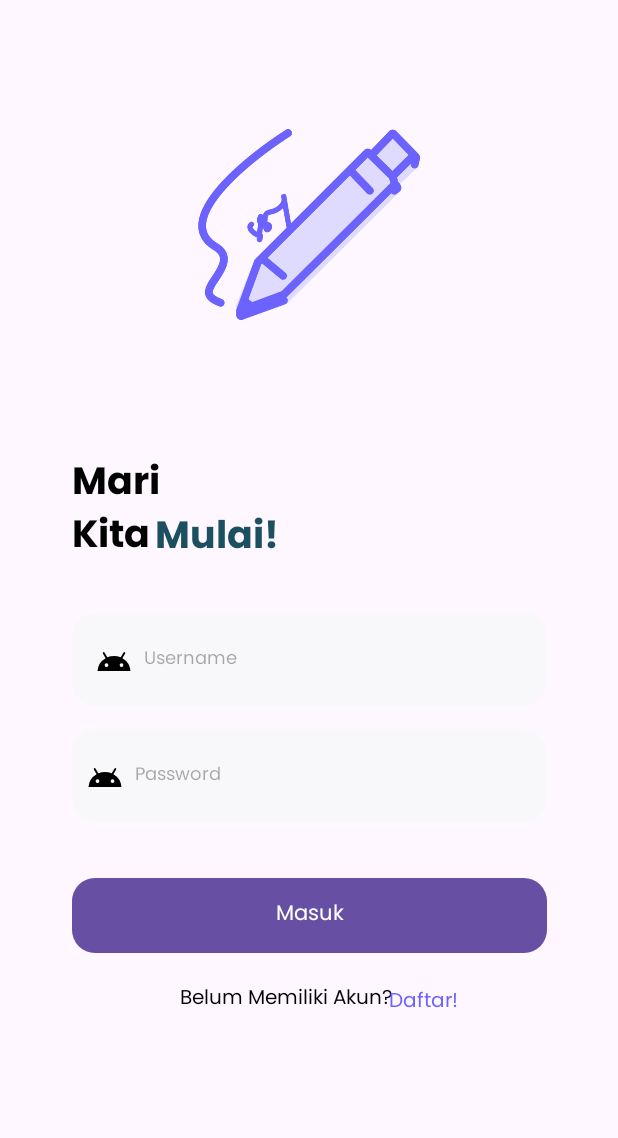
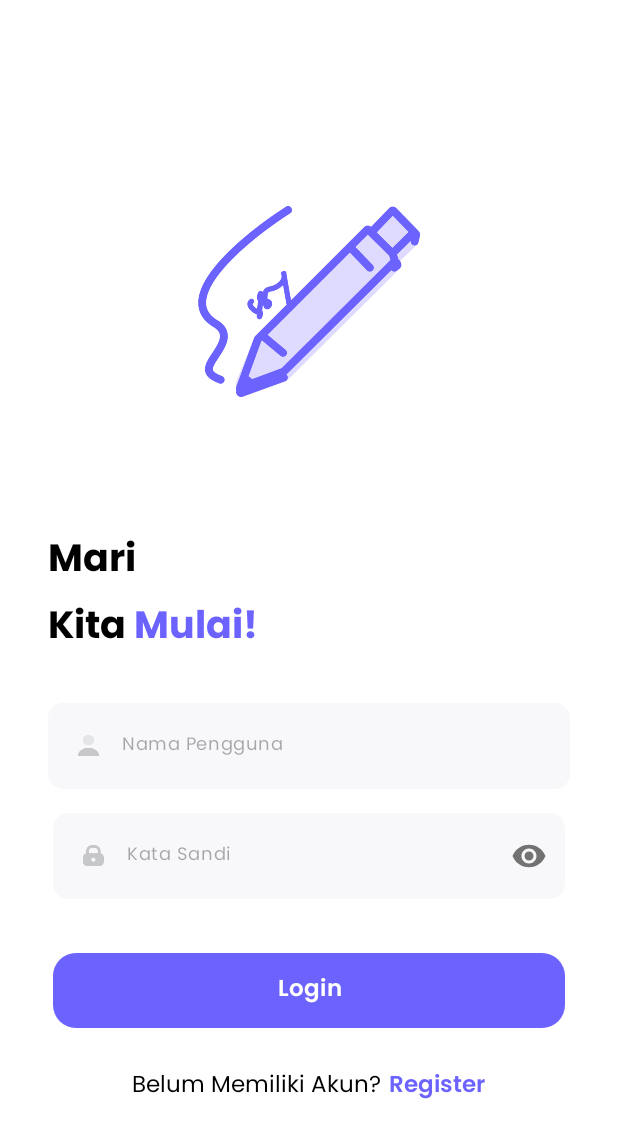
Before and after one commit to C241-PS117/mobile-development, an Android app built with Jetpack Compose: the LoginActivity screen opened directly, with no data from a screen before it, on a phone screen of 412 x 824 dp. Shown: the top 1138 px of the screen. Run offline under Robolectric (Android 15) with nearby library versions, the phone set to English and light mode, and no system bars.

Commit message:
update ui login

```diff
--- /dev/null
+++ b/app/src/main/java/com/example/essy/custom_component/EditTextPassword.kt
@@ -0,0 +1,46 @@
+package com.example.storyapps.custom_component
+
+import android.content.Context
+import android.text.Editable
+import android.text.TextWatcher
+import android.util.AttributeSet
+import androidx.appcompat.widget.AppCompatEditText
+
+class EditTextPassword : AppCompatEditText {
+
+    constructor(context: Context) : super(context) {
+        init()
+    }
+
+    constructor(context: Context, attrs: AttributeSet?) : super(context, attrs) {
+        init()
+    }
+
+    constructor(context: Context, attrs: AttributeSet?, defStyleAttr: Int) : super(context, attrs, defStyleAttr) {
+        init()
+    }
+
+    private fun init() {
+        addTextChangedListener(object : TextWatcher {
+            override fun beforeTextChanged(s: CharSequence?, start: Int, count: Int, after: Int) {
+                // No implementation needed
+            }
+
+            override fun onTextChanged(s: CharSequence?, start: Int, before: Int, count: Int) {
+                // No implementation needed
+            }
+
+            override fun afterTextChanged(s: Editable?) {
+                validatePassword(s.toString())
+            }
+        })
+    }
+
+    private fun validatePassword(password: String) {
+        if (password.length < 8) {
+            error = "Password must be at least 8 characters long"
+        } else {
+            error = null
+        }
+    }
+}
--- a/app/src/main/res/drawable/ic_android_black_24dp.xml
+++ /dev/null
@@ -1,5 +0,0 @@
-<vector xmlns:android="http://schemas.android.com/apk/res/android" android:height="24dp" android:tint="#000000" android:viewportHeight="24" android:viewportWidth="24" android:width="24dp">
-
-    <path android:fillColor="#FF000000" android:pathData="M17.6,11.48 L19.44,8.3a0.63,0.63 0,0 0,-1.09 -0.63l-1.88,3.24a11.43,11.43 0,0 0,-8.94 0L5.65,7.67a0.63,0.63 0,0 0,-1.09 0.63L6.4,11.48A10.81,10.81 0,0 0,1 20L23,20A10.81,10.81 0,0 0,17.6 11.48ZM7,17.25A1.25,1.25 0,1 1,8.25 16,1.25 1.25,0 0,1 7,17.25ZM17,17.25A1.25,1.25 0,1 1,18.25 16,1.25 1.25,0 0,1 17,17.25Z"/>
-
-</vector>
--- /dev/null
+++ b/app/src/main/res/drawable/ic_email.xml
@@ -0,0 +1,5 @@
+<?xml version="1.0" encoding="utf-8"?>
+<layer-list xmlns:android="http://schemas.android.com/apk/res/android">
+    <item android:width="14dp" android:height="14dp"
+        android:drawable="@drawable/icon_email" />
+</layer-list>
--- /dev/null
+++ b/app/src/main/res/drawable/ic_password.xml
@@ -0,0 +1,5 @@
+<?xml version="1.0" encoding="utf-8"?>
+<layer-list xmlns:android="http://schemas.android.com/apk/res/android">
+    <item android:width="14dp" android:height="14dp"
+        android:drawable="@drawable/icon_lock" />
+</layer-list>
--- /dev/null
+++ b/app/src/main/res/drawable/ic_username.xml
@@ -0,0 +1,5 @@
+<?xml version="1.0" encoding="utf-8"?>
+<layer-list xmlns:android="http://schemas.android.com/apk/res/android">
+    <item android:width="14dp" android:height="14dp"
+        android:drawable="@drawable/icon_user" />
+</layer-list>
--- a/app/src/main/res/drawable/rounded_button.xml
+++ b/app/src/main/res/drawable/rounded_button.xml
@@ -1,5 +1,5 @@
 <shape xmlns:android="http://schemas.android.com/apk/res/android"
     android:shape="rectangle">
-    <solid android:color="#6C63FF" />
+    <solid android:color="@color/purple" />
     <corners android:radius="15dp" />
 </shape>
--- /dev/null
+++ b/app/src/main/res/drawable/shape_rounded_10.xml
@@ -0,0 +1,9 @@
+<?xml version="1.0" encoding="utf-8"?>
+<shape xmlns:android="http://schemas.android.com/apk/res/android">
+    <solid android:color="@color/grey"/>
+    <corners
+        android:topRightRadius="10dp"
+        android:topLeftRadius="10dp"
+        android:bottomRightRadius="10dp"
+        android:bottomLeftRadius="10dp" />
+</shape>
--- /dev/null
+++ b/app/src/main/res/drawable/shape_rounded_15.xml
@@ -0,0 +1,9 @@
+<?xml version="1.0" encoding="utf-8"?>
+<shape xmlns:android="http://schemas.android.com/apk/res/android">
+    <solid android:color="@color/white"/>
+    <corners
+        android:topRightRadius="15dp"
+        android:topLeftRadius="15dp"
+        android:bottomRightRadius="15dp"
+        android:bottomLeftRadius="15dp" />
+</shape>
--- /dev/null
+++ b/app/src/main/res/drawable/shape_rounded_30.xml
@@ -0,0 +1,9 @@
+<?xml version="1.0" encoding="utf-8"?>
+<shape xmlns:android="http://schemas.android.com/apk/res/android">
+    <solid android:color="@color/white"/>
+    <corners
+        android:topRightRadius="30dp"
+        android:topLeftRadius="30dp"
+        android:bottomRightRadius="30dp"
+        android:bottomLeftRadius="30dp" />
+</shape>
--- /dev/null
+++ b/app/src/main/res/drawable/shape_rounded_50.xml
@@ -0,0 +1,9 @@
+<?xml version="1.0" encoding="utf-8"?>
+<shape xmlns:android="http://schemas.android.com/apk/res/android">
+    <solid android:color="#60FFFFFF"/>
+    <corners
+        android:topRightRadius="50dp"
+        android:topLeftRadius="50dp"
+        android:bottomRightRadius="0dp"
+        android:bottomLeftRadius="0dp" />
+</shape>
--- a/app/src/main/res/layout/activity_login.xml
+++ b/app/src/main/res/layout/activity_login.xml
@@ -2,125 +2,164 @@
     xmlns:tools="http://schemas.android.com/tools"
     android:layout_width="match_parent"
     android:layout_height="match_parent"
-    android:padding="16dp"
+    xmlns:app="http://schemas.android.com/apk/res-auto"
+    android:background="@color/white"
     tools:context=".ui.LoginActivity">
 
-    <!-- Logo -->
     <ImageView
         android:id="@+id/logo"
         android:layout_width="148dp"
         android:layout_height="127dp"
+        android:layout_marginTop="137dp"
         android:layout_centerHorizontal="true"
         android:src="@drawable/ic_logo_essy"
-        android:layout_marginTop="70dp"
         />
-
-    <!-- Mulai TextView -->
 
     <TextView
         android:id="@+id/start_text"
         android:layout_width="wrap_content"
         android:layout_height="wrap_content"
         android:layout_below="@id/logo"
-        android:layout_alignParentStart="true"
         android:layout_marginLeft="32dp"
         android:layout_marginTop="87dp"
         android:fontFamily="@font/poppinsbold"
-        android:text="Mari\nKita"
-        android:textColor="@android:color/black"
+        android:text="Mari"
+        android:textColor="@color/black"
+        android:textSize="25sp"/>
+
+    <LinearLayout
+        android:id="@+id/layout_start_text2"
+        android:layout_width="wrap_content"
+        android:layout_height="wrap_content"
+        android:layout_below="@+id/start_text"
+        android:layout_marginStart="32dp"
+        android:orientation="horizontal">
+        <TextView
+            android:layout_width="wrap_content"
+            android:layout_height="wrap_content"
+            android:text="Kita"
+            android:textColor="@color/black"
+            android:fontFamily="@font/poppinsbold"
             android:textSize="25sp"
-        android:textStyle="bold" />
-
+            />
         <TextView
             android:id="@+id/start_text2"
             android:layout_width="wrap_content"
             android:layout_height="wrap_content"
-        android:layout_below="@id/start_text"
-        android:layout_alignStart="@id/start_text"
-        android:layout_marginStart="55dp"
-        android:layout_marginTop="-44dp"
             android:fontFamily="@font/poppinsbold"
+            android:layout_marginStart="5dp"
             android:text="Mulai!"
-        android:textColor="#1C5061"
-        android:textSize="25sp"
-        android:textStyle="bold" />
+            android:textColor="@color/purple"
+            android:textSize="25sp"/>
+    </LinearLayout>
 
-    <EditText
-        android:id="@+id/username"
+    <com.google.android.material.textfield.TextInputLayout
+        android:id="@+id/layout_etEmail"
         android:layout_width="match_parent"
-        android:layout_height="62dp"
-        android:layout_below="@id/start_text"
-        android:layout_marginTop="28dp"
-        android:background="@drawable/rounded_border"
-        android:backgroundTint="#F8F8FA"
-        android:drawableStart="@drawable/ic_android_black_24dp"
-        android:drawablePadding="8dp"
+        android:layout_height="wrap_content"
+        app:hintEnabled="false"
+        android:layout_below="@id/layout_start_text2"
+        android:layout_marginTop="27dp"
+        >
+
+        <com.google.android.material.textfield.TextInputEditText
+            android:id="@+id/et_username"
+            android:layout_width="match_parent"
+            android:layout_height="57dp"
+            android:layout_marginStart="32dp"
+            android:layout_marginEnd="32dp"
+            android:layout_below="@id/layout_start_text2"
+            android:background="@drawable/shape_rounded_10"
+            android:drawableStart="@drawable/ic_username"
+            android:paddingStart="20dp"
+            android:drawablePadding="15dp"
+            android:textSize="12sp"
+            android:hint="Nama Pengguna"
+            android:textColor="@color/black"
+            app:backgroundTint="@color/grey"
             android:fontFamily="@font/poppinsregular"
-        android:layout_marginLeft="32dp"
-        android:layout_marginRight="31dp"
-        android:hint="Username"
-        android:textSize="12dp"
-        android:paddingStart="16dp"
-        android:paddingEnd="16dp" />
+            android:ems="10"
+            android:inputType="textEmailAddress"
+            tools:ignore="SpeakableTextPresentCheck"
+            />
 
-    <EditText
-        android:id="@+id/password"
+    </com.google.android.material.textfield.TextInputLayout>
+
+    <com.google.android.material.textfield.TextInputLayout
+        android:id="@+id/layout_etPassword"
+        android:layout_below="@id/layout_etEmail"
         android:layout_width="match_parent"
-        android:layout_height="62dp"
-        android:layout_below="@id/username"
-        android:layout_marginTop="15dp"
-        android:background="@drawable/rounded_border"
-        android:backgroundTint="#F8F8FA"
-        android:drawableStart="@drawable/ic_android_black_24dp"
-        android:drawablePadding="8dp"
+        android:layout_height="wrap_content"
+        app:passwordToggleEnabled="true"
+        app:hintEnabled="false"
+        android:layout_marginTop="16dp"
+        >
+        <com.example.storyapps.custom_component.EditTextPassword
+            android:id="@+id/et_password"
+            android:layout_below="@id/et_username"
+            android:layout_width="match_parent"
+            android:layout_height="57dp"
+            android:layout_marginStart="35dp"
+            android:layout_marginEnd="35dp"
+            android:background="@drawable/shape_rounded_10"
+            android:drawableStart="@drawable/ic_password"
+            android:paddingStart="20dp"
+            android:textColor="@color/black"
+            android:drawablePadding="15dp"
+            android:textSize="12sp"
+            android:hint="Kata Sandi"
+            android:ems="10"
             android:fontFamily="@font/poppinsregular"
-        android:hint="Password"
-        android:textSize="12dp"
-        android:layout_marginLeft="32dp"
-        android:layout_marginRight="31dp"
             android:inputType="textPassword"
-        android:padding="10dp" />
+            tools:ignore="SpeakableTextPresentCheck"
+            />
+
+    </com.google.android.material.textfield.TextInputLayout>
 
     <Button
-        android:id="@+id/login_button"
+        android:id="@+id/btn_login"
         android:layout_width="match_parent"
         android:layout_height="50dp"
-        android:layout_below="@id/password"
-        android:layout_marginTop="37dp"
-        android:background="@drawable/rounded_button"
-        android:backgroundTint="#6C63FF"
-        android:layout_marginLeft="32dp"
-        android:layout_marginRight="31dp"
-        android:textColor="@android:color/white"
-        android:fontFamily="@font/poppinsregular"
-        android:text="Masuk" />
+        android:layout_marginStart="35dp"
+        android:layout_marginEnd="35dp"
+        android:layout_marginTop="36dp"
+        android:layout_below="@id/layout_etPassword"
+        android:text="Login"
+        app:backgroundTint="@color/purple"
+        android:textSize="15sp"
+        android:textColor="@color/white"
+        android:fontFamily="@font/poppinssemibold"
+        android:background="@drawable/shape_rounded_15"
+        />
+
+    <LinearLayout
+        android:layout_width="wrap_content"
+        android:layout_height="wrap_content"
+        android:orientation="horizontal"
+        android:layout_below="@id/btn_login"
+        android:layout_marginTop="25dp"
+        android:layout_centerHorizontal="true">
 
         <TextView
-        android:id="@+id/start_text3"
+            android:id="@+id/txt_title"
             android:layout_width="wrap_content"
             android:layout_height="wrap_content"
-        android:layout_below="@id/logo"
-        android:layout_alignParentStart="true"
-        android:layout_marginStart="104dp"
-        android:layout_marginTop="441dp"
+            android:text="Belum Memiliki Akun?"
+            android:textColor="@color/black"
             android:fontFamily="@font/poppinsregular"
-        android:text="Belum Memiliki Akun?"
-        android:textColor="@android:color/black"
-        android:textSize="13sp"
-        android:textStyle="normal" />
+            android:textSize="15sp"/>
 
         <TextView
-        android:id="@+id/start_text4"
+            android:id="@+id/txt_register"
             android:layout_width="wrap_content"
             android:layout_height="wrap_content"
-        android:layout_below="@id/start_text"
-        android:layout_alignStart="@id/start_text"
-        android:layout_marginStart="211dp"
-        android:layout_marginTop="276dp"
-        android:fontFamily="@font/poppinsregular"
-        android:text="Daftar!"
-        android:textColor="#6C63FF"
-        android:textSize="13sp"
-        android:textStyle="normal" />
+            android:text="Register"
+            android:textColor="@color/purple"
+            android:layout_marginStart="5dp"
+            android:fontFamily="@font/poppinssemibold"
+            android:textSize="15sp"/>
+
+
+    </LinearLayout>
 
 </RelativeLayout>
--- a/app/src/main/res/values/colors.xml
+++ b/app/src/main/res/values/colors.xml
@@ -3,6 +3,7 @@
     <color name="black">#FF000000</color>
     <color name="white">#FFFFFFFF</color>
     <color name="orange">#FD9602</color>
-    <color name="purple">#644FA2</color>
+    <color name="purple">#6C63FF</color>
     <color name="red">#FD5762</color>
+    <color name="grey">#F8F8FA</color>
 </resources>
```
Also changed, not shown: app/src/main/res/drawable/icon_email.png (added), app/src/main/res/drawable/icon_lock.png (added), app/src/main/res/drawable/icon_user.png (added). Lines whose indentation alone changed are shown as unchanged.
